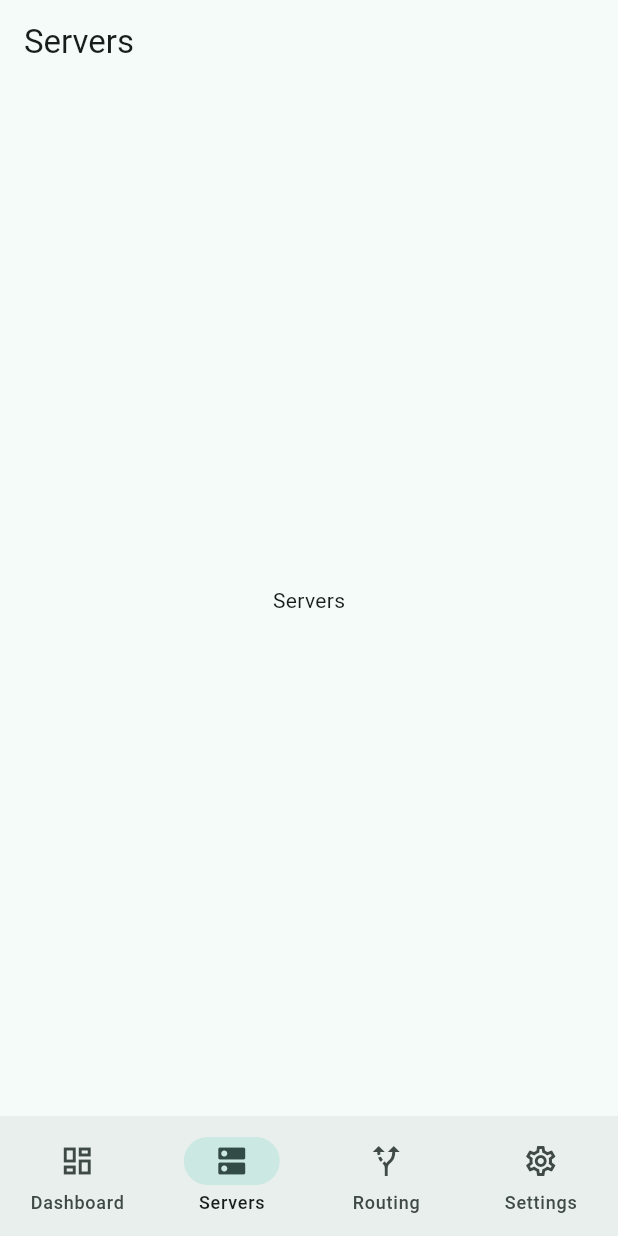
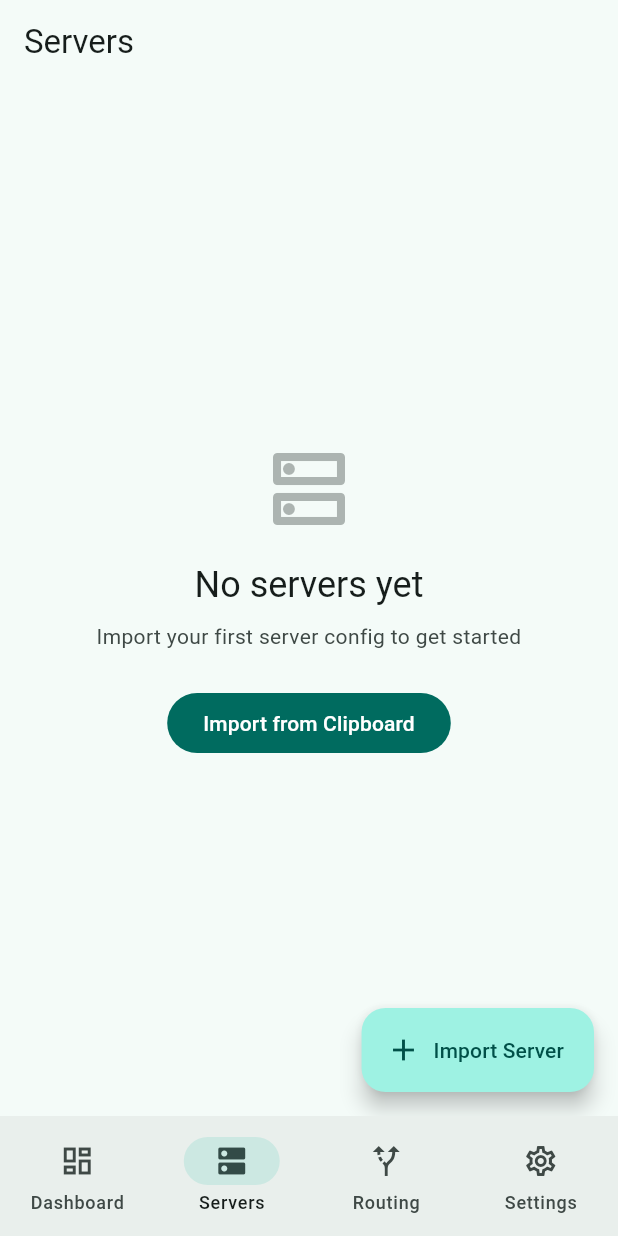
Before and after one commit to arggh-22/arma_app, a Flutter app: the screen it shows after launch, item 2 of the bottom bar chosen, on a phone screen of 412 x 824 dp. Run offline on Flutter 3.47's test engine with Material 3 defaults, Android fonts, the phone set to English and light mode, and no system bars; our stand-ins replace equatable, flutter_riverpod, freezed_annotation, gap, go_router, hive_ce and 3 more; accounts and stored records are empty; generated files the repository leaves out were written again.

Commit message:
feat(01-05): build server list screen with cards, badges, grouping, and empty state
- ProtocolBadge widget with protocol-specific colors and semantics
- ServerCard with tap-to-select, haptic feedback, primary border highlight
- ServerGroupHeader for subscription/manual grouping
- EmptyServerState with icon, heading, body, and import button
- ServerListScreen with AsyncValue handling, grouped list, delete dialog
- ImportFab placeholder (full implementation in Task 2)

```diff
--- a/lib/features/server/presentation/screens/server_list_screen.dart
+++ b/lib/features/server/presentation/screens/server_list_screen.dart
@@ -1,16 +1,165 @@
 import 'package:flutter/material.dart';
+import 'package:flutter/services.dart';
+import 'package:flutter_riverpod/flutter_riverpod.dart';
+import 'package:gap/gap.dart';
 
-/// Server list screen placeholder.
+import 'package:arma_proxy_vpn_client/core/l10n/app_localizations.dart';
+import 'package:arma_proxy_vpn_client/features/server/domain/entities/server_config.dart';
+import 'package:arma_proxy_vpn_client/features/server/presentation/providers/active_server_provider.dart';
+import 'package:arma_proxy_vpn_client/features/server/presentation/providers/server_list_provider.dart';
+import 'package:arma_proxy_vpn_client/features/server/presentation/widgets/empty_server_state.dart';
+import 'package:arma_proxy_vpn_client/features/server/presentation/widgets/import_fab.dart';
+import 'package:arma_proxy_vpn_client/features/server/presentation/widgets/server_card.dart';
+import 'package:arma_proxy_vpn_client/features/server/presentation/widgets/server_group_header.dart';
+
+/// Server list screen — primary interaction screen for Phase 1.
 ///
-/// Will be replaced with full implementation in Plan 04.
-class ServerListScreen extends StatelessWidget {
+/// Displays imported servers as grouped cards with protocol badges,
+/// tap-to-select active server, expandable import FAB, and delete
+/// confirmation dialog.
+class ServerListScreen extends ConsumerWidget {
   const ServerListScreen({super.key});
 
   @override
-  Widget build(BuildContext context) {
+  Widget build(BuildContext context, WidgetRef ref) {
+    final l10n = AppLocalizations.of(context)!;
+    final serversAsync = ref.watch(serverListProvider);
+    final activeServer = ref.watch(activeServerProvider);
+
     return Scaffold(
-      appBar: AppBar(title: const Text('Servers')),
-      body: const Center(child: Text('Servers')),
+      appBar: AppBar(
+        title: Text(
+          l10n.servers,
+          style: Theme.of(context).textTheme.titleLarge,
+        ),
+      ),
+      body: serversAsync.when(
+        loading: () => const Center(child: CircularProgressIndicator()),
+        error: (error, stack) => Center(
+          child: Column(
+            mainAxisAlignment: MainAxisAlignment.center,
+            children: [
+              Text(
+                error.toString(),
+                style: Theme.of(context).textTheme.bodyMedium,
+                textAlign: TextAlign.center,
+              ),
+              const Gap(16),
+              FilledButton(
+                onPressed: () => ref.invalidate(serverListProvider),
+                child: Text(l10n.retryAction),
+              ),
+            ],
+          ),
+        ),
+        data: (servers) {
+          if (servers.isEmpty) {
+            return EmptyServerState(
+              onImportTap: () => _importFromClipboard(context, ref),
+            );
+          }
+
+          return _buildGroupedList(context, ref, servers, activeServer);
+        },
+      ),
+      floatingActionButton: const ImportFab(),
     );
   }
+
+  Widget _buildGroupedList(
+    BuildContext context,
+    WidgetRef ref,
+    List<ServerConfig> servers,
+    ServerConfig? activeServer,
+  ) {
+    // Group servers by groupName
+    final groups = <String, List<ServerConfig>>{};
+    for (final server in servers) {
+      groups.putIfAbsent(server.groupName, () => []).add(server);
+    }
+
+    final groupEntries = groups.entries.toList();
+
+    // Build flat list of widgets: headers + cards with spacing
+    final items = <Widget>[];
+    for (var i = 0; i < groupEntries.length; i++) {
+      if (i > 0) {
+        items.add(const Gap(24));
+      }
+      final entry = groupEntries[i];
+      items.add(ServerGroupHeader(groupName: entry.key));
+      items.add(const Gap(4));
+      for (var j = 0; j < entry.value.length; j++) {
+        if (j > 0) {
+          items.add(const Gap(8));
+        }
+        final server = entry.value[j];
+        items.add(
+          Padding(
+            padding: const EdgeInsets.symmetric(horizontal: 16),
+            child: ServerCard(
+              server: server,
+              isSelected: server.id == activeServer?.id,
+              onTap: () {
+                HapticFeedback.selectionClick();
+                ref
+                    .read(activeServerProvider.notifier)
+                    .selectServer(server);
+              },
+              onLongPress: () =>
+                  _showDeleteDialog(context, ref, server),
+            ),
+          ),
+        );
+      }
+    }
+
+    return ListView(
+      padding: const EdgeInsets.only(top: 8, bottom: 88),
+      children: items,
+    );
+  }
+
+  void _showDeleteDialog(
+    BuildContext context,
+    WidgetRef ref,
+    ServerConfig server,
+  ) {
+    final l10n = AppLocalizations.of(context)!;
+    showDialog<void>(
+      context: context,
+      builder: (dialogContext) => AlertDialog(
+        title: Text(l10n.deleteServerTitle),
+        content: Text(l10n.deleteServerBody(server.name)),
+        actions: [
+          TextButton(
+            onPressed: () => Navigator.pop(dialogContext),
+            child: Text(l10n.deleteCancel),
+          ),
+          TextButton(
+            onPressed: () {
+              final activeServer = ref.read(activeServerProvider);
+              ref.read(serverListProvider.notifier).deleteServer(server.id);
+              if (activeServer?.id == server.id) {
+                ref.read(activeServerProvider.notifier).selectServer(null);
+              }
+              Navigator.pop(dialogContext);
+            },
+            style: TextButton.styleFrom(
+              foregroundColor: Theme.of(context).colorScheme.error,
+            ),
+            child: Text(l10n.deleteConfirm),
+          ),
+        ],
+      ),
+    );
+  }
+
+  Future<void> _importFromClipboard(
+    BuildContext context,
+    WidgetRef ref,
+  ) async {
+    // Delegate to ImportFab's static method or use inline logic
+    // This is the empty-state shortcut — will be wired in Task 2
+  }
 }
--- /dev/null
+++ b/lib/features/server/presentation/widgets/empty_server_state.dart
@@ -0,0 +1,55 @@
+import 'package:flutter/material.dart';
+import 'package:gap/gap.dart';
+
+import 'package:arma_proxy_vpn_client/core/l10n/app_localizations.dart';
+
+/// Displays the empty state when no servers have been imported.
+///
+/// Shows a large icon, heading, descriptive body text, and an
+/// "Import from Clipboard" filled button to guide the user.
+class EmptyServerState extends StatelessWidget {
+  const EmptyServerState({super.key, required this.onImportTap});
+
+  /// Called when the user taps the "Import from Clipboard" button.
+  final VoidCallback onImportTap;
+
+  @override
+  Widget build(BuildContext context) {
+    final theme = Theme.of(context);
+    final l10n = AppLocalizations.of(context)!;
+
+    return Center(
+      child: Column(
+        mainAxisAlignment: MainAxisAlignment.center,
+        children: [
+          Icon(
+            Icons.dns_outlined,
+            size: 64,
+            color: theme.colorScheme.onSurfaceVariant.withValues(alpha: 0.4),
+          ),
+          const Gap(16),
+          Text(
+            l10n.noServersYet,
+            style: theme.textTheme.headlineSmall,
+          ),
+          const Gap(8),
+          Padding(
+            padding: const EdgeInsets.symmetric(horizontal: 32),
+            child: Text(
+              l10n.noServersBody,
+              style: theme.textTheme.bodyMedium?.copyWith(
+                color: theme.colorScheme.onSurfaceVariant,
+              ),
+              textAlign: TextAlign.center,
+            ),
+          ),
+          const Gap(24),
+          FilledButton(
+            onPressed: onImportTap,
+            child: Text(l10n.importFromClipboard),
+          ),
+        ],
+      ),
+    );
+  }
+}
--- /dev/null
+++ b/lib/features/server/presentation/widgets/import_fab.dart
@@ -0,0 +1,18 @@
+import 'package:flutter/material.dart';
+import 'package:flutter_riverpod/flutter_riverpod.dart';
+
+/// Expandable floating action button for server import options.
+///
+/// Placeholder — full implementation in Task 2.
+class ImportFab extends ConsumerWidget {
+  const ImportFab({super.key});
+
+  @override
+  Widget build(BuildContext context, WidgetRef ref) {
+    return FloatingActionButton.extended(
+      onPressed: () {},
+      icon: const Icon(Icons.add),
+      label: const Text('Import Server'),
+    );
+  }
+}
```
Also changed, not shown: lib/features/server/presentation/widgets/protocol_badge.dart (added, +35 -0 lines), lib/features/server/presentation/widgets/server_card.dart (added, +96 -0 lines), lib/features/server/presentation/widgets/server_group_header.dart (added, +25 -0 lines).
